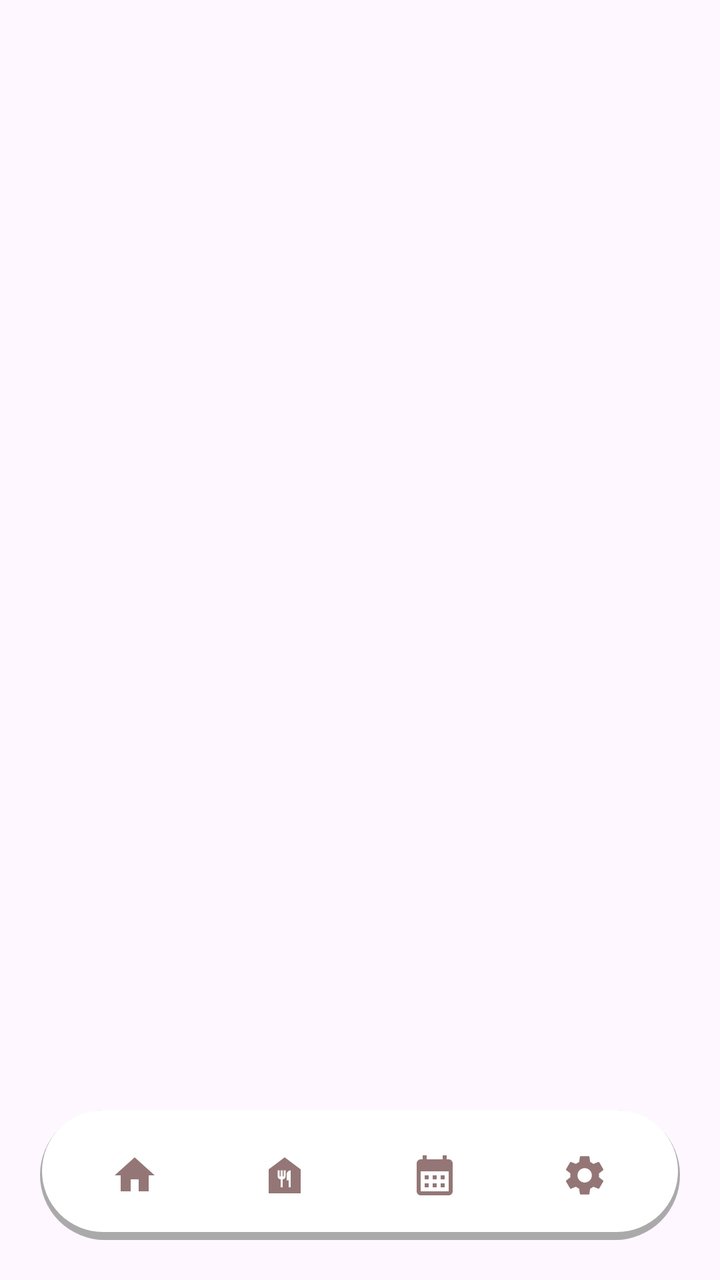
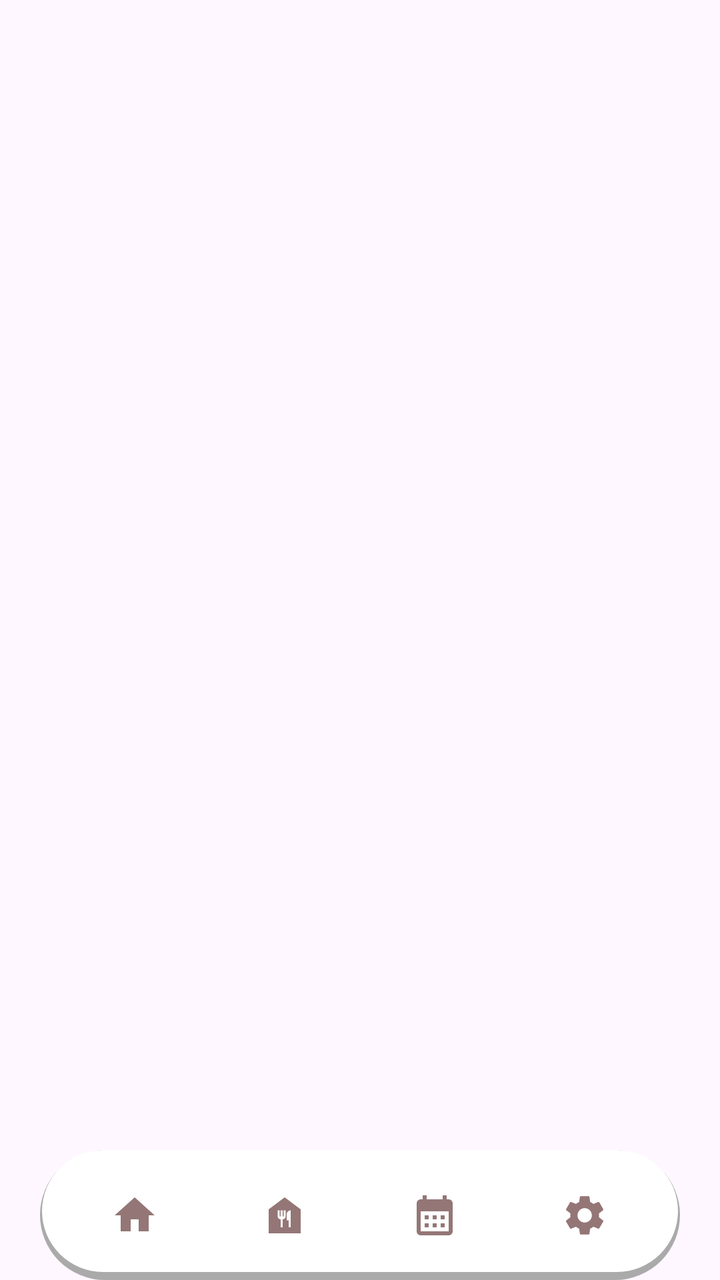

An Android layout rendered at two revisions. The XML below is the earlier revision; the diff shows what the commit changed to produce the second picture.
<!-- AndroidManifest.xml: application theme Theme.MealPlannerApp -->
<!-- res/layout/activity_home.xml -->
<?xml version="1.0" encoding="utf-8"?>
<androidx.constraintlayout.widget.ConstraintLayout
    xmlns:android="http://schemas.android.com/apk/res/android"
    xmlns:app="http://schemas.android.com/apk/res-auto"
    xmlns:tools="http://schemas.android.com/tools"
    android:layout_width="match_parent"
    android:layout_height="match_parent"
    tools:context=".HomeActivity">

    <FrameLayout
        android:id="@+id/frame_layout"
        android:layout_width="0dp"
        android:layout_height="0dp"
        app:layout_constraintBottom_toTopOf="@+id/bottomNavigationView"
        app:layout_constraintEnd_toEndOf="parent"
        app:layout_constraintHorizontal_bias="0.0"
        app:layout_constraintStart_toStartOf="parent"
        app:layout_constraintTop_toTopOf="parent"
        app:layout_constraintVertical_bias="0.0" />

    <com.google.android.material.bottomnavigation.BottomNavigationView
        android:id="@+id/bottomNavigationView"
        android:layout_width="match_parent"
        android:layout_height="65dp"
        android:layout_marginStart="20dp"
        android:layout_marginEnd="20dp"
        android:layout_marginBottom="20dp"
        android:padding="10dp"
        android:gravity="center"
        app:itemIconTint="@color/dullRed"
        android:elevation="20dp"
        android:background="@drawable/bg_nav"
        app:labelVisibilityMode="unlabeled"
        app:layout_constraintBottom_toBottomOf="parent"
        app:layout_constraintEnd_toEndOf="parent"
        app:layout_constraintStart_toStartOf="parent"
        app:menu="@menu/bottom_nav_menu"
        app:itemRippleColor="@null"
        app:itemActiveIndicatorStyle="@null"/>
</androidx.constraintlayout.widget.ConstraintLayout>
<!-- resources referenced by this layout -->
<resources>
  <color name="dullRed">#947676</color>
  <!-- drawable bg_nav (drawable) -->
  <?xml version="1.0" encoding="utf-8"?>
  <layer-list xmlns:android="http://schemas.android.com/apk/res/android">
      <item >
          <shape
              android:shape="rectangle">
              <solid android:color="@android:color/darker_gray" />
              <corners android:radius="100dp"/>
          </shape>
      </item>
      <item android:right="1dp" android:left="1dp" android:bottom="4dp">
          <shape
              android:shape="rectangle">
              <solid android:color="@android:color/white"/>
              <corners android:radius="100dp"/>
          </shape>
      </item>
  </layer-list>
  <style name="Theme.MealPlannerApp" parent="Base.Theme.MealPlannerApp" />
  <style name="Base.Theme.MealPlannerApp" parent="Theme.Material3.DayNight.NoActionBar">
          
          <item name="colorPrimary">@color/orange</item>
          <item name="colorPrimaryVariant">@color/darkRed</item>
          <item name="colorAccent">@color/reddishOrange</item>
          <item name="android:statusBarColor">@color/reddishOrange</item>
          <item name="android:navigationBarColor">@color/orange</item>
      </style>
  <color name="orange">#feaf66</color>
  <color name="darkRed">#622f34</color>
  <color name="reddishOrange">#e06456</color>
</resources>

<!-- the commit's change to res/layout/activity_home.xml (unified diff, before → after) -->
@@ -11,7 +11,7 @@
         android:id="@+id/frame_layout"
         android:layout_width="0dp"
         android:layout_height="0dp"
-        app:layout_constraintBottom_toTopOf="@+id/bottomNavigationView"
+        app:layout_constraintBottom_toBottomOf="parent"
         app:layout_constraintEnd_toEndOf="parent"
         app:layout_constraintHorizontal_bias="0.0"
         app:layout_constraintStart_toStartOf="parent"
@@ -24,17 +24,16 @@
         android:layout_height="65dp"
         android:layout_marginStart="20dp"
         android:layout_marginEnd="20dp"
-        android:layout_marginBottom="20dp"
+        android:background="@drawable/bg_nav"
+        android:elevation="20dp"
+        android:gravity="center"
         android:padding="10dp"
-        android:gravity="center"
+        app:itemActiveIndicatorStyle="@null"
         app:itemIconTint="@color/dullRed"
-        android:elevation="20dp"
-        android:background="@drawable/bg_nav"
+        app:itemRippleColor="@null"
         app:labelVisibilityMode="unlabeled"
         app:layout_constraintBottom_toBottomOf="parent"
         app:layout_constraintEnd_toEndOf="parent"
         app:layout_constraintStart_toStartOf="parent"
-        app:menu="@menu/bottom_nav_menu"
-        app:itemRippleColor="@null"
-        app:itemActiveIndicatorStyle="@null"/>
+        app:menu="@menu/bottom_nav_menu" />
 </androidx.constraintlayout.widget.ConstraintLayout>
